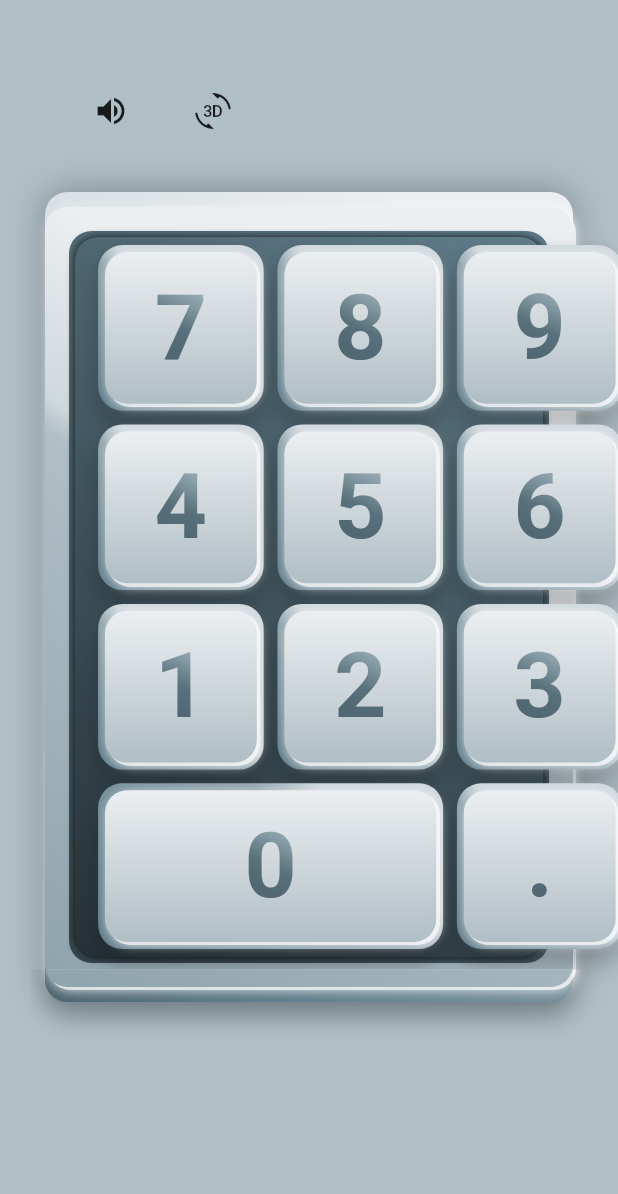
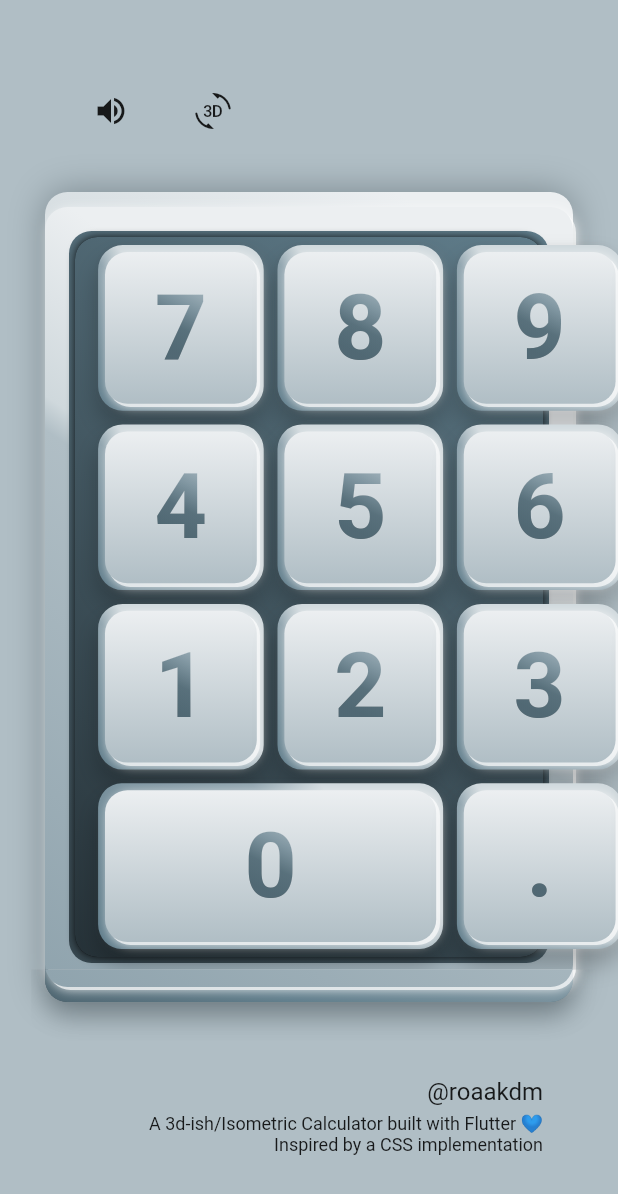
Before and after one commit to fantasy1114/flutter_3d_calculator, a Flutter app: the screen it shows after launch, on a phone screen of 412 x 824 dp. Shown: the top 1194 px of the screen. Run offline on Flutter 3.47's test engine with Material 2 defaults, Android fonts, the phone set to English and light mode, and no system bars; our stand-ins replace audioplayers.

Commit message:
feat: adds footer

```diff
--- a/lib/home_page.dart
+++ b/lib/home_page.dart
@@ -130,6 +130,27 @@ class _HomePageState extends State<HomePage>
                 ),
               ),
               const SizedBox(height: 70),
+              Align(
+                alignment: Alignment.bottomRight,
+                child: Column(
+                  crossAxisAlignment: CrossAxisAlignment.end,
+                  children: const [
+                    Text(
+                      '@roaakdm',
+                      style: TextStyle(fontSize: 16),
+                    ),
+                    SizedBox(height: 5),
+                    Text(
+                      'A 3d-ish/Isometric Calculator built with Flutter 💙',
+                      style: TextStyle(fontSize: 12),
+                    ),
+                    Text(
+                      'Inspired by a CSS implementation',
+                      style: TextStyle(fontSize: 12),
+                    ),
+                  ],
+                ),
+              ),
             ],
           ),
         ),
```
